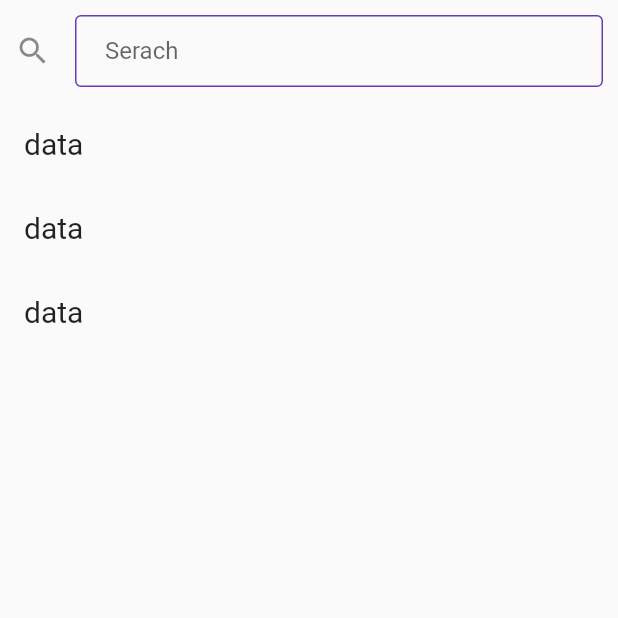
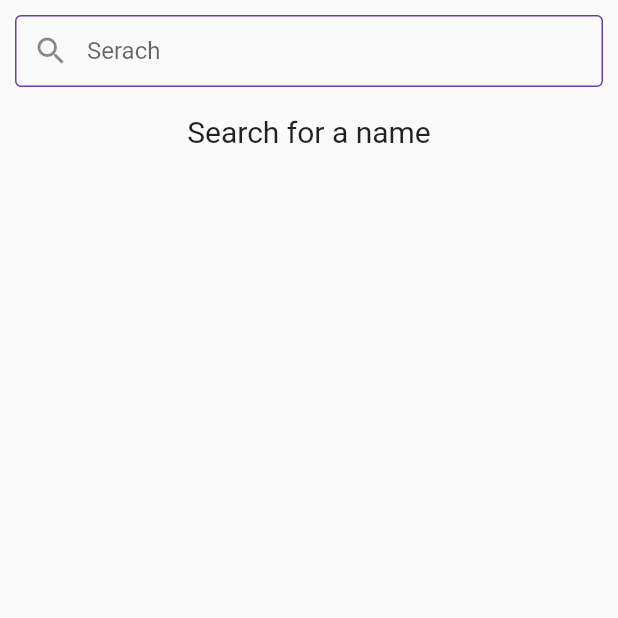
Before and after one commit to LeenQourshah/api, a Flutter app: the searchScreen screen opened by its route, on a phone screen of 412 x 824 dp, the top half of it. Run offline on Flutter 3.47's test engine with Material 2 defaults, Android fonts, the phone set to English and light mode, and no system bars; our stand-ins replace dio; network calls fail.

Commit message:
search bar

```diff
--- a/lib/screens/search_screen.dart
+++ b/lib/screens/search_screen.dart
@@ -15,7 +15,12 @@ class searchScreen extends StatelessWidget {
           padding: const EdgeInsets.all(10),
           child: TextField(
             decoration: InputDecoration(
-                icon: Icon(Icons.search),
+                prefixIcon: IconButton(
+                  icon: Icon(Icons.search),
+                  onPressed: () {
+                    showSearch(context: context, delegate: DataSearch());
+                  },
+                ),
                 hintText: 'Serach',
                 contentPadding:
                     EdgeInsets.symmetric(vertical: 10.0, horizontal: 20.0),
@@ -30,21 +35,14 @@ class searchScreen extends StatelessWidget {
             children: [
               Column(
                 children: [
-                  ListTile(
-                      title: Text(
-                    'data',
-                    style: TextStyle(fontSize: 20),
-                  )),
-                  ListTile(
-                      title: Text(
-                    'data',
-                    style: TextStyle(fontSize: 20),
-                  )),
-                  ListTile(
-                      title: Text(
-                    'data',
-                    style: TextStyle(fontSize: 20),
-                  )),
+                  Padding(
+                    padding: const EdgeInsets.all(8.0),
+                    child: Center(
+                        child: Text(
+                      "Search for a name",
+                      style: TextStyle(fontSize: 20),
+                    )),
+                  )
                 ],
               )
             ],
@@ -54,3 +52,53 @@ class searchScreen extends StatelessWidget {
     ));
   }
 }
+
+class DataSearch extends SearchDelegate<String> {
+  final names = [
+    "Leen",
+    "Bayan",
+    "Jude",
+    "Juman",
+    "Jawad",
+    "Sara",
+    "Sawsan",
+    "Amjad",
+    "Ahmad",
+    "Leena",
+    "Sumaya",
+    "Tahani",
+    "Fatma",
+    "Mahmoud",
+    "Jumana"
+  ];
+
+  @override
+  List<Widget>? buildActions(BuildContext context) {
+    // TODO: implement buildActions
+    return [IconButton(onPressed: () {}, icon: Icon(Icons.clear))];
+  }
+
+  @override
+  Widget? buildLeading(BuildContext context) {
+    // TODO: implement buildLeading
+    return Icon(Icons.search);
+  }
+
+  @override
+  Widget buildResults(BuildContext context) {
+    // TODO: implement buildResults
+    throw UnimplementedError();
+  }
+
+  @override
+  Widget buildSuggestions(BuildContext context) {
+    // TODO: implement buildSuggestions
+    return ListView.builder(
+      itemBuilder: (context, index) => ListTile(
+        leading: Icon(Icons.person),
+        title: Text(names[index]),
+      ),
+      itemCount: names.length,
+    );
+  }
+}
```
